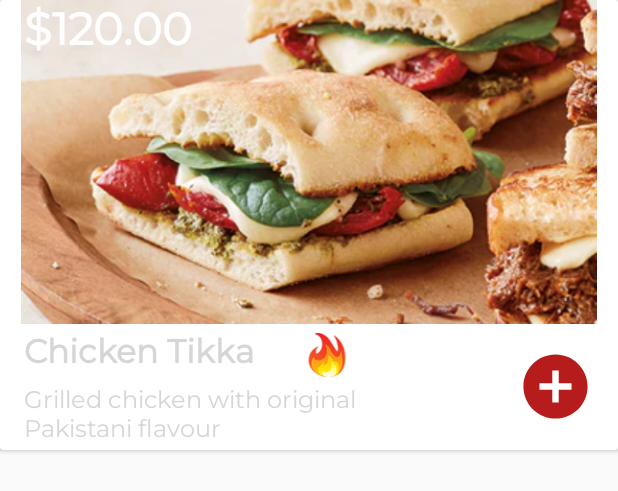
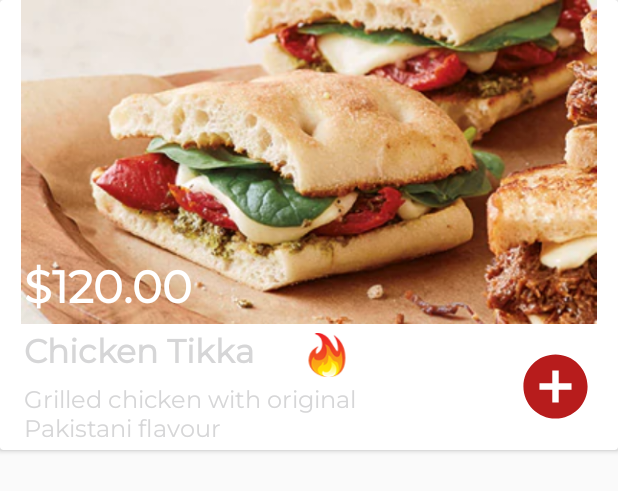
Before and after one commit to hamza5213/eatapp, an Android app: the layout food_item.xml on its own in the app's theme, with its tools: preview values and no code run, on a phone screen of 412 x 824 dp. Shown: the top 491 px of the screen. Run offline under Robolectric (Android 15) with nearby library versions, the phone set to English and light mode, and no system bars.

Commit message:
Updated item_order

```diff
--- a/app/src/main/res/layout/food_item.xml
+++ b/app/src/main/res/layout/food_item.xml
@@ -26,6 +26,7 @@
             android:layout_width="wrap_content"
             android:layout_height="wrap_content"
             android:layout_marginStart="16dp"
+            android:layout_marginTop="172dp"
             android:fontFamily="@font/montserrat"
             android:text="$120.00"
             android:textColor="@color/cardview_light_background"
@@ -33,7 +34,7 @@
             android:textStyle="bold"
             android:typeface="normal"
             app:layout_constraintStart_toStartOf="parent"
-            tools:layout_editor_absoluteY="173dp" />
+            app:layout_constraintTop_toTopOf="parent" />
 
         <TextView
             android:id="@+id/food_display_title"
```
